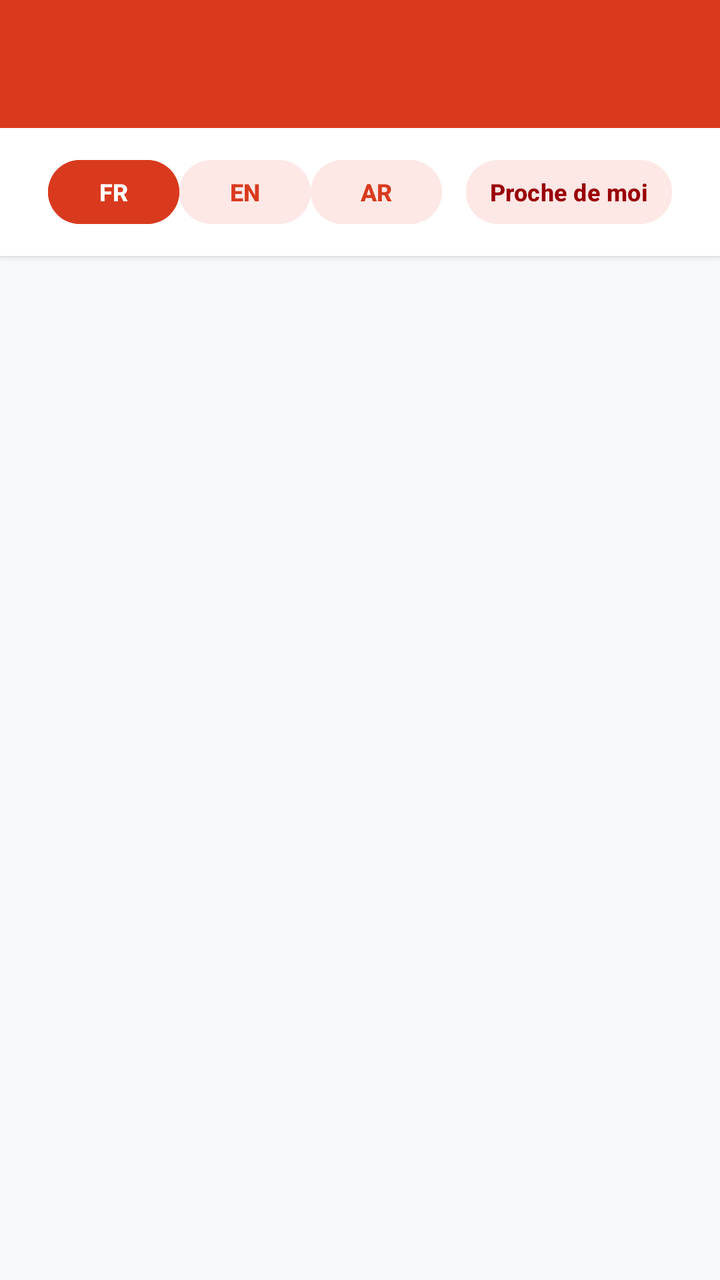
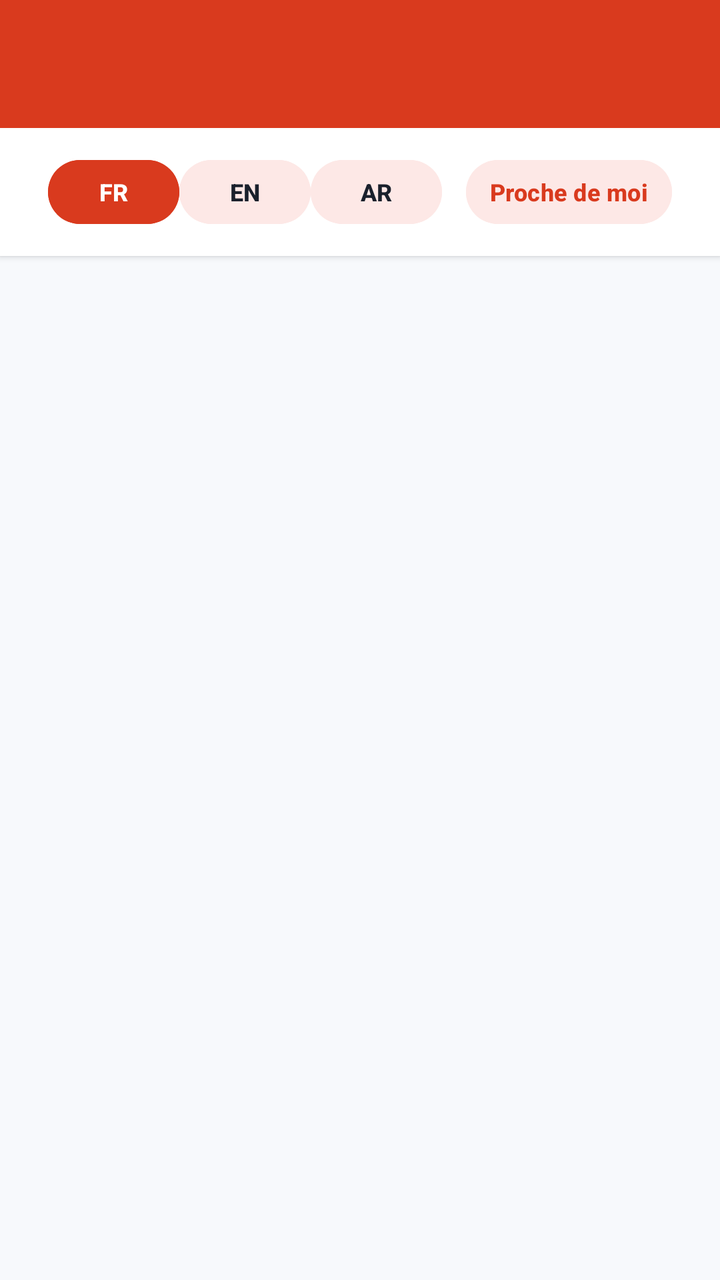

The first picture is an Android layout as it rendered before a commit; the second is the same layout after the commit. The layout source and the unified diff follow.
<!-- AndroidManifest.xml: application theme Theme.TunisiaGuide -->
<!-- res/layout/activity_main.xml -->
<?xml version="1.0" encoding="utf-8"?>
<LinearLayout xmlns:android="http://schemas.android.com/apk/res/android"
    xmlns:app="http://schemas.android.com/apk/res-auto"
    android:layout_width="match_parent"
    android:layout_height="match_parent"
    android:background="@color/sand_background"
    android:orientation="vertical">

    <androidx.appcompat.widget.Toolbar
        android:id="@+id/toolbar"
        android:layout_width="match_parent"
        android:layout_height="?attr/actionBarSize"
        android:background="@color/tunisian_primary"
        android:elevation="4dp"
        android:theme="@style/ThemeOverlay.AppCompat.Dark.ActionBar">

        <ImageButton
            android:id="@+id/btnMainThemeToggle"
            android:layout_width="48dp"
            android:layout_height="48dp"
            android:layout_gravity="end"
            android:layout_marginEnd="8dp"
            android:background="?attr/selectableItemBackgroundBorderless"
            android:contentDescription="Passer en mode sombre"
            android:src="@drawable/ic_dark_mode"
            app:tint="@color/white" />
    </androidx.appcompat.widget.Toolbar>

    
    <LinearLayout
        android:layout_width="match_parent"
        android:layout_height="wrap_content"
        android:background="@color/card_background"
        android:elevation="2dp"
        android:gravity="center_vertical"
        android:orientation="horizontal"
        android:paddingHorizontal="24dp"
        android:paddingVertical="12dp">

        
        <LinearLayout
            android:layout_width="0dp"
            android:layout_height="wrap_content"
            android:layout_weight="1"
            android:background="@color/card_background"
            android:orientation="horizontal">

            <Button
                android:id="@+id/btnFr"
                android:layout_width="0dp"
                android:layout_height="40dp"
                android:layout_weight="1"
                android:backgroundTint="@color/tunisian_primary"
                android:text="FR"
                android:textColor="@color/white"
                android:textSize="12sp"
                android:textStyle="bold" />

            <Button
                android:id="@+id/btnEn"
                android:layout_width="0dp"
                android:layout_height="40dp"
                android:layout_weight="1"
                android:backgroundTint="@color/tunisian_primary_light"
                android:text="EN"
                android:textColor="@color/tunisian_primary"
                android:textSize="12sp"
                android:textStyle="bold" />

            <Button
                android:id="@+id/btnAr"
                android:layout_width="0dp"
                android:layout_height="40dp"
                android:layout_weight="1"
                android:backgroundTint="@color/tunisian_primary_light"
                android:text="AR"
                android:textColor="@color/tunisian_primary"
                android:textSize="12sp"
                android:textStyle="bold" />
        </LinearLayout>

        <View
            android:layout_width="12dp"
            android:layout_height="match_parent" />

        
        <Button
            android:id="@+id/btnNearby"
            android:layout_width="wrap_content"
            android:layout_height="40dp"
            android:backgroundTint="@color/tunisian_primary_light"
            android:drawableStart="@drawable/ic_location"
            android:drawablePadding="6dp"
            android:paddingHorizontal="12dp"
            android:text="Proche de moi"
            android:textAllCaps="false"
            android:textColor="@color/tunisian_primary_dark"
            android:textSize="12sp"
            android:textStyle="bold" />

    </LinearLayout>

    <androidx.recyclerview.widget.RecyclerView
        android:id="@+id/recyclerView"
        android:layout_width="match_parent"
        android:layout_height="match_parent"
        android:background="@color/sand_background"
        android:clipToPadding="false"
        android:paddingVertical="8dp" />

</LinearLayout>
<!-- resources referenced by this layout -->
<resources>
  <color name="card_background">#FFFFFF</color>
  <color name="sand_background">#F7F9FC</color>
  <color name="tunisian_primary">#D93A1E</color>
  <color name="tunisian_primary_dark">#9A0007</color>
  <color name="tunisian_primary_light">#FDE8E6</color>
  <color name="white">#FFFFFF</color>
  <!-- drawable ic_dark_mode (drawable) -->
  <vector xmlns:android="http://schemas.android.com/apk/res/android"
      android:width="24dp"
      android:height="24dp"
      android:viewportWidth="24"
      android:viewportHeight="24">
    <path
        android:fillColor="@color/white"
        android:path="M12,3c-4.97,0 -9,4.03 -9,9s4.03,9 9,9 9,-4.03 9,-9c0,-0.46 -0.04,-0.92 -0.1,-1.36 -0.98,1.37 -2.58,2.26 -4.4,2.26 -3.03,0 -5.5,-2.47 -5.5,-5.5 0,-1.82 0.89,-3.42 2.26,-4.4 -0.44,-0.06 -0.9,-0.1 -1.36,-0.1z"/>
  </vector>
  <!-- drawable ic_location (drawable) -->
  <vector xmlns:android="http://schemas.android.com/apk/res/android"
      android:width="24dp"
      android:height="24dp"
      android:viewportWidth="24"
      android:viewportHeight="24">
    <path
        android:fillColor="@color/tunisian_primary"
        android:path="M12,2C8.13,2 5,5.13 5,9c0,5.25 7,13 7,13s7,-7.75 7,-13c0,-3.87 -3.13,-7 -7,-7zM12,11.5c-1.38,0 -2.5,-1.12 -2.5,-2.5s1.12,-2.5 2.5,-2.5 2.5,1.12 2.5,2.5 -1.12,2.5 -2.5,2.5z"/>
  </vector>
  <style name="Theme.TunisiaGuide" parent="Theme.Material3.Light.NoActionBar">
          <item name="colorPrimary">@color/tunisian_primary</item>
          <item name="colorPrimaryDark">@color/tunisian_primary_dark</item>
          <item name="colorSecondary">@color/tunisian_primary_light</item>
          <item name="android:windowBackground">@color/sand_background</item>
      </style>
</resources>

<!-- the commit's change to res/layout/activity_main.xml (unified diff, before → after) -->
@@ -10,7 +10,7 @@
         android:id="@+id/toolbar"
         android:layout_width="match_parent"
         android:layout_height="?attr/actionBarSize"
-        android:background="@color/tunisian_primary"
+        android:background="@color/harissa_red"
         android:elevation="4dp"
         android:theme="@style/ThemeOverlay.AppCompat.Dark.ActionBar">
 
@@ -50,7 +50,7 @@
                 android:layout_width="0dp"
                 android:layout_height="40dp"
                 android:layout_weight="1"
-                android:backgroundTint="@color/tunisian_primary"
+                android:backgroundTint="@color/harissa_red"
                 android:text="FR"
                 android:textColor="@color/white"
                 android:textSize="12sp"
@@ -63,7 +63,7 @@
                 android:layout_weight="1"
                 android:backgroundTint="@color/tunisian_primary_light"
                 android:text="EN"
-                android:textColor="@color/tunisian_primary"
+                android:textColor="@color/text_primary"
                 android:textSize="12sp"
                 android:textStyle="bold" />
 
@@ -74,7 +74,7 @@
                 android:layout_weight="1"
                 android:backgroundTint="@color/tunisian_primary_light"
                 android:text="AR"
-                android:textColor="@color/tunisian_primary"
+                android:textColor="@color/text_primary"
                 android:textSize="12sp"
                 android:textStyle="bold" />
         </LinearLayout>
@@ -94,7 +94,7 @@
             android:paddingHorizontal="12dp"
             android:text="Proche de moi"
             android:textAllCaps="false"
-            android:textColor="@color/tunisian_primary_dark"
+            android:textColor="@color/harissa_red"
             android:textSize="12sp"
             android:textStyle="bold" />
 
<!-- resource entries referenced after the edit -->
@@ -1,7 +1,9 @@
 <!-- resources referenced by this layout -->
 <resources>
   <color name="card_background">#FFFFFF</color>
+  <color name="harissa_red">#D93A1E</color>
   <color name="sand_background">#F7F9FC</color>
+  <color name="text_primary">#1A202C</color>
   <color name="tunisian_primary">#D93A1E</color>
   <color name="tunisian_primary_dark">#9A0007</color>
   <color name="tunisian_primary_light">#FDE8E6</color>
